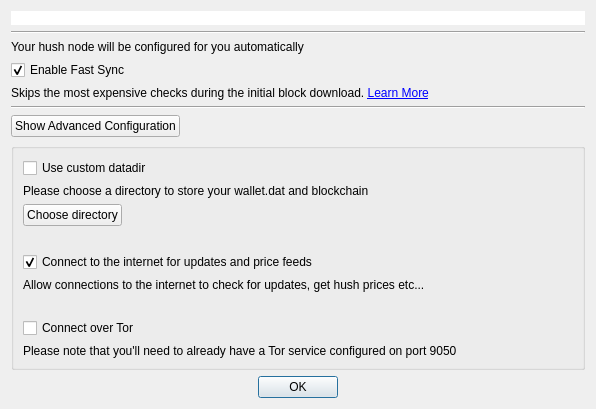
Before: the Qt Designer form src/createhushconfdialog.ui in leto/SilentDragonLite, drawn with Qt 5.
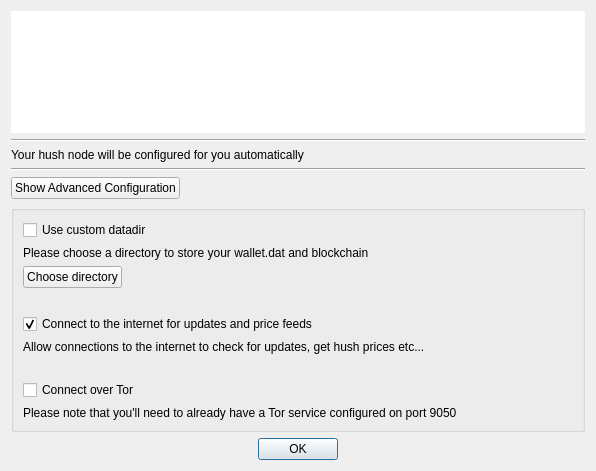
After: the same form once the commit is applied. Custom widgets are drawn as their Qt base class.

Commit message: Disable Fastsynch Fixes #51

```diff
--- a/src/createhushconfdialog.ui
+++ b/src/createhushconfdialog.ui
@@ -7,34 +7,14 @@
     <x>0</x>
     <y>0</y>
     <width>596</width>
-    <height>352</height>
+    <height>471</height>
    </rect>
   </property>
   <property name="windowTitle">
    <string>Configure hush.conf</string>
   </property>
   <layout class="QGridLayout" name="gridLayout">
-   <item row="2" column="1">
-    <widget class="QLabel" name="label">
-     <property name="text">
-      <string>Your hush node will be configured for you automatically</string>
-     </property>
-     <property name="alignment">
-      <set>Qt::AlignLeading|Qt::AlignLeft|Qt::AlignVCenter</set>
-     </property>
-    </widget>
-   </item>
-   <item row="3" column="1">
-    <widget class="QCheckBox" name="chkFastSync">
-     <property name="text">
-      <string>Enable Fast Sync</string>
-     </property>
-     <property name="checked">
-      <bool>true</bool>
-     </property>
-    </widget>
-   </item>
-   <item row="6" column="1">
+   <item row="4" column="1">
     <layout class="QHBoxLayout" name="horizontalLayout_3">
      <item>
       <widget class="QPushButton" name="btnAdvancedConfig">
@@ -61,39 +41,7 @@
      </item>
     </layout>
    </item>
-   <item row="0" column="1">
-    <widget class="FilledIconLabel" name="lblTopIcon">
-     <property name="sizePolicy">
-      <sizepolicy hsizetype="Preferred" vsizetype="MinimumExpanding">
-       <horstretch>0</horstretch>
-       <verstretch>0</verstretch>
-      </sizepolicy>
-     </property>
-     <property name="styleSheet">
-      <string notr="true">background: #fff;</string>
-     </property>
-     <property name="text">
-      <string notr="true"/>
-     </property>
-     <property name="scaledContents">
-      <bool>true</bool>
-     </property>
-    </widget>
-   </item>
-   <item row="9" column="1">
-    <widget class="QDialogButtonBox" name="buttonBox">
-     <property name="orientation">
-      <enum>Qt::Horizontal</enum>
-     </property>
-     <property name="standardButtons">
-      <set>QDialogButtonBox::Ok</set>
-     </property>
-     <property name="centerButtons">
-      <bool>true</bool>
-     </property>
-    </widget>
-   </item>
-   <item row="7" column="1">
+   <item row="5" column="1">
     <widget class="QGroupBox" name="grpAdvanced">
      <property name="title">
       <string/>
@@ -192,6 +140,55 @@
      </layout>
     </widget>
    </item>
+   <item row="2" column="1">
+    <widget class="QLabel" name="label">
+     <property name="text">
+      <string>Your hush node will be configured for you automatically</string>
+     </property>
+     <property name="alignment">
+      <set>Qt::AlignLeading|Qt::AlignLeft|Qt::AlignVCenter</set>
+     </property>
+    </widget>
+   </item>
+   <item row="3" column="1">
+    <widget class="Line" name="line_2">
+     <property name="orientation">
+      <enum>Qt::Horizontal</enum>
+     </property>
+    </widget>
+   </item>
+   <item row="0" column="1">
+    <widget class="FilledIconLabel" name="lblTopIcon">
+     <property name="sizePolicy">
+      <sizepolicy hsizetype="Preferred" vsizetype="MinimumExpanding">
+       <horstretch>0</horstretch>
+       <verstretch>0</verstretch>
+      </sizepolicy>
+     </property>
+     <property name="styleSheet">
+      <string notr="true">background: #fff;</string>
+     </property>
+     <property name="text">
+      <string notr="true"/>
+     </property>
+     <property name="scaledContents">
+      <bool>true</bool>
+     </property>
+    </widget>
+   </item>
+   <item row="7" column="1">
+    <widget class="QDialogButtonBox" name="buttonBox">
+     <property name="orientation">
+      <enum>Qt::Horizontal</enum>
+     </property>
+     <property name="standardButtons">
+      <set>QDialogButtonBox::Ok</set>
+     </property>
+     <property name="centerButtons">
+      <bool>true</bool>
+     </property>
+    </widget>
+   </item>
    <item row="1" column="1">
     <widget class="Line" name="line">
      <property name="orientation">
@@ -199,32 +196,6 @@
      </property>
     </widget>
    </item>
-   <item row="4" column="1">
-    <widget class="QLabel" name="label_3">
-     <property name="text">
-      <string>&lt;html&gt;&lt;head/&gt;&lt;body&gt;&lt;p&gt;Skips the most expensive checks during the initial block download. &lt;a href=&quot;https://docs.silentdragon.co/using-silentdragon/#fastsync&quot;&gt;&lt;span style=&quot; text-decoration: underline; color:#0000ff;&quot;&gt;Learn More&lt;/span&gt;&lt;/a&gt;&lt;/p&gt;&lt;/body&gt;&lt;/html&gt;</string>
-     </property>
-     <property name="textFormat">
-      <enum>Qt::RichText</enum>
-     </property>
-     <property name="wordWrap">
-      <bool>true</bool>
-     </property>
-     <property name="openExternalLinks">
-      <bool>true</bool>
-     </property>
-     <property name="textInteractionFlags">
-      <set>Qt::LinksAccessibleByKeyboard|Qt::LinksAccessibleByMouse</set>
-     </property>
-    </widget>
-   </item>
-   <item row="5" column="1">
-    <widget class="Line" name="line_2">
-     <property name="orientation">
-      <enum>Qt::Horizontal</enum>
-     </property>
-    </widget>
-   </item>
   </layout>
  </widget>
  <customwidgets>
```
